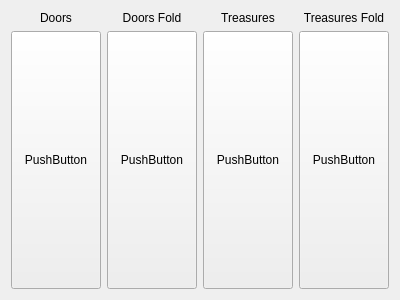
First picture: the form in Nayda/cardstacks.ui, repository Mar94oK/Nayda, before the edit.
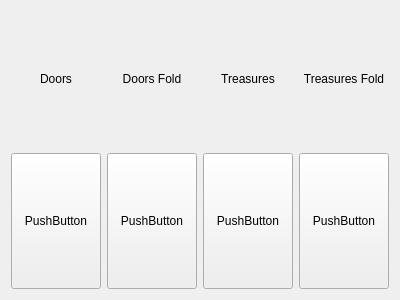
Second picture: the form after the edit.

```diff
--- a/Nayda/cardstacks.ui
+++ b/Nayda/cardstacks.ui
@@ -19,7 +19,7 @@
      <item>
       <widget class="QLabel" name="lbl_DoorsFold">
        <property name="sizePolicy">
-        <sizepolicy hsizetype="Preferred" vsizetype="Fixed">
+        <sizepolicy hsizetype="Preferred" vsizetype="Preferred">
          <horstretch>0</horstretch>
          <verstretch>0</verstretch>
         </sizepolicy>
@@ -35,7 +35,7 @@
      <item>
       <widget class="QPushButton" name="btn_DoorsFold">
        <property name="sizePolicy">
-        <sizepolicy hsizetype="Minimum" vsizetype="Preferred">
+        <sizepolicy hsizetype="Preferred" vsizetype="Preferred">
          <horstretch>0</horstretch>
          <verstretch>0</verstretch>
         </sizepolicy>
@@ -52,7 +52,7 @@
      <item>
       <widget class="QLabel" name="lbl_DoorsStack">
        <property name="sizePolicy">
-        <sizepolicy hsizetype="Preferred" vsizetype="Fixed">
+        <sizepolicy hsizetype="Preferred" vsizetype="Preferred">
          <horstretch>0</horstretch>
          <verstretch>0</verstretch>
         </sizepolicy>
@@ -85,7 +85,7 @@
      <item>
       <widget class="QLabel" name="lbl_TreasuresStack">
        <property name="sizePolicy">
-        <sizepolicy hsizetype="Preferred" vsizetype="Fixed">
+        <sizepolicy hsizetype="Preferred" vsizetype="Preferred">
          <horstretch>0</horstretch>
          <verstretch>0</verstretch>
         </sizepolicy>
@@ -101,7 +101,7 @@
      <item>
       <widget class="QPushButton" name="btn_TreasuresStack">
        <property name="sizePolicy">
-        <sizepolicy hsizetype="Minimum" vsizetype="Preferred">
+        <sizepolicy hsizetype="Preferred" vsizetype="Preferred">
          <horstretch>0</horstretch>
          <verstretch>0</verstretch>
         </sizepolicy>
@@ -118,7 +118,7 @@
      <item>
       <widget class="QLabel" name="lbl_TreasuresFold">
        <property name="sizePolicy">
-        <sizepolicy hsizetype="Preferred" vsizetype="Fixed">
+        <sizepolicy hsizetype="Preferred" vsizetype="Preferred">
          <horstretch>0</horstretch>
          <verstretch>0</verstretch>
         </sizepolicy>
@@ -134,7 +134,7 @@
      <item>
       <widget class="QPushButton" name="btn_TreasuresFold">
        <property name="sizePolicy">
-        <sizepolicy hsizetype="Minimum" vsizetype="Preferred">
+        <sizepolicy hsizetype="Preferred" vsizetype="Preferred">
          <horstretch>0</horstretch>
          <verstretch>0</verstretch>
         </sizepolicy>
```
